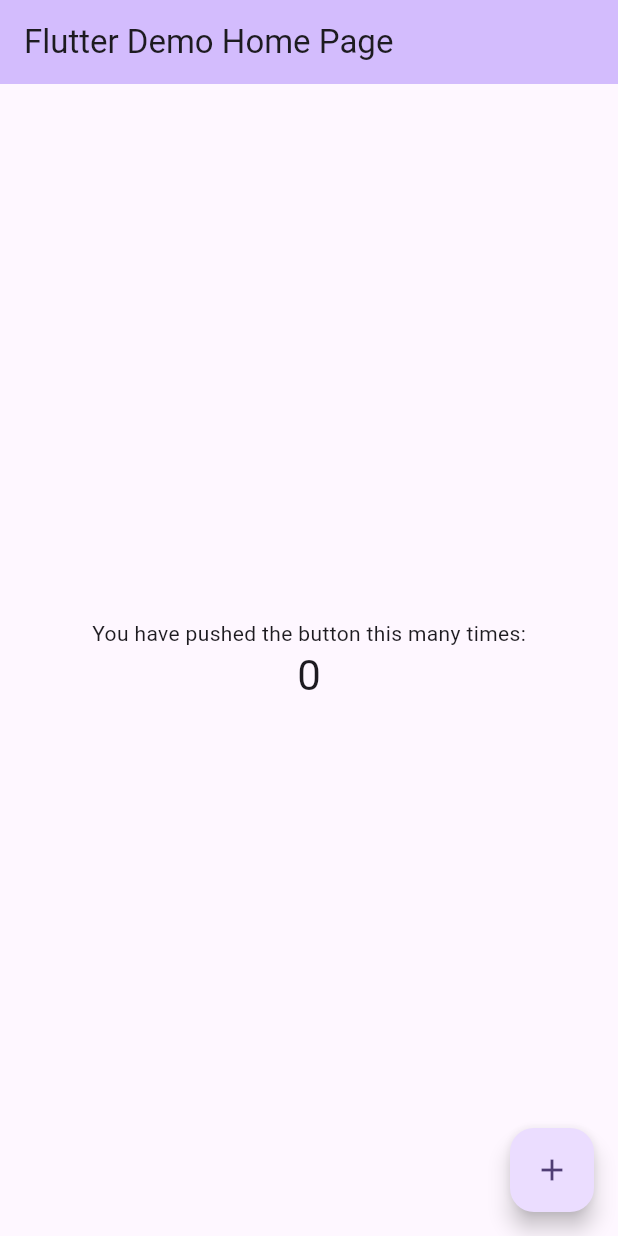
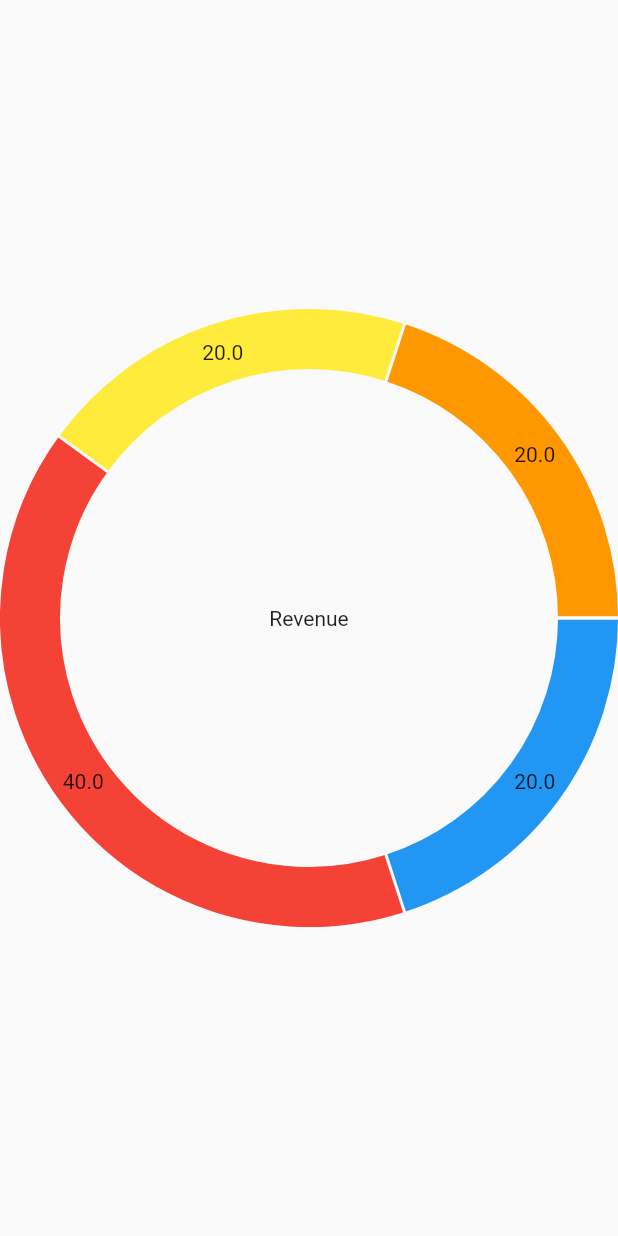
Before and after one commit to dinhunzvi/flutter-charts, a Flutter app: the screen it shows after launch, on a phone screen of 412 x 824 dp. Run offline on Flutter 3.47's test engine with Material 2 defaults, Android fonts, the light colour scheme and no system bars; drawn by our look-alikes of fl_chart.

Commit message:
final commit

```diff
--- a/lib/main.dart
+++ b/lib/main.dart
@@ -1,4 +1,5 @@
 import 'package:flutter/material.dart';
+import 'package:mycharts/pie_chart.dart';
 
 void main() {
   runApp(const MyApp());
@@ -10,116 +11,11 @@ class MyApp extends StatelessWidget {
   // This widget is the root of your application.
   @override
   Widget build(BuildContext context) {
-    return MaterialApp(
-      title: 'Flutter Demo',
-      theme: ThemeData(
-        // This is the theme of your application.
-        //
-        // TRY THIS: Try running your application with "flutter run". You'll see
-        // the application has a blue toolbar. Then, without quitting the app,
-        // try changing the seedColor in the colorScheme below to Colors.green
-        // and then invoke "hot reload" (save your changes or press the "hot
-        // reload" button in a Flutter-supported IDE, or press "r" if you used
-        // the command line to start the app).
-        //
-        // Notice that the counter didn't reset back to zero; the application
-        // state is not lost during the reload. To reset the state, use hot
-        // restart instead.
-        //
-        // This works for code too, not just values: Most code changes can be
-        // tested with just a hot reload.
-        colorScheme: ColorScheme.fromSeed(seedColor: Colors.deepPurple),
-        useMaterial3: true,
+    return const MaterialApp(
+      home: Scaffold(
+        body: MyPieChart(),
       ),
-      home: const MyHomePage(title: 'Flutter Demo Home Page'),
+      debugShowCheckedModeBanner: false,
     );
   }
 }
-
-class MyHomePage extends StatefulWidget {
-  const MyHomePage({super.key, required this.title});
-
-  // This widget is the home page of your application. It is stateful, meaning
-  // that it has a State object (defined below) that contains fields that affect
-  // how it looks.
-
-  // This class is the configuration for the state. It holds the values (in this
-  // case the title) provided by the parent (in this case the App widget) and
-  // used by the build method of the State. Fields in a Widget subclass are
-  // always marked "final".
-
-  final String title;
-
-  @override
-  State<MyHomePage> createState() => _MyHomePageState();
-}
-
-class _MyHomePageState extends State<MyHomePage> {
-  int _counter = 0;
-
-  void _incrementCounter() {
-    setState(() {
-      // This call to setState tells the Flutter framework that something has
-      // changed in this State, which causes it to rerun the build method below
-      // so that the display can reflect the updated values. If we changed
-      // _counter without calling setState(), then the build method would not be
-      // called again, and so nothing would appear to happen.
-      _counter++;
-    });
-  }
-
-  @override
-  Widget build(BuildContext context) {
-    // This method is rerun every time setState is called, for instance as done
-    // by the _incrementCounter method above.
-    //
-    // The Flutter framework has been optimized to make rerunning build methods
-    // fast, so that you can just rebuild anything that needs updating rather
-    // than having to individually change instances of widgets.
-    return Scaffold(
-      appBar: AppBar(
-        // TRY THIS: Try changing the color here to a specific color (to
-        // Colors.amber, perhaps?) and trigger a hot reload to see the AppBar
-        // change color while the other colors stay the same.
-        backgroundColor: Theme.of(context).colorScheme.inversePrimary,
-        // Here we take the value from the MyHomePage object that was created by
-        // the App.build method, and use it to set our appbar title.
-        title: Text(widget.title),
-      ),
-      body: Center(
-        // Center is a layout widget. It takes a single child and positions it
-        // in the middle of the parent.
-        child: Column(
-          // Column is also a layout widget. It takes a list of children and
-          // arranges them vertically. By default, it sizes itself to fit its
-          // children horizontally, and tries to be as tall as its parent.
-          //
-          // Column has various properties to control how it sizes itself and
-          // how it positions its children. Here we use mainAxisAlignment to
-          // center the children vertically; the main axis here is the vertical
-          // axis because Columns are vertical (the cross axis would be
-          // horizontal).
-          //
-          // TRY THIS: Invoke "debug painting" (choose the "Toggle Debug Paint"
-          // action in the IDE, or press "p" in the console), to see the
-          // wireframe for each widget.
-          mainAxisAlignment: MainAxisAlignment.center,
-          children: <Widget>[
-            const Text(
-              'You have pushed the button this many times:',
-            ),
-            Text(
-              '$_counter',
-              style: Theme.of(context).textTheme.headlineMedium,
-            ),
-          ],
-        ),
-      ),
-      floatingActionButton: FloatingActionButton(
-        onPressed: _incrementCounter,
-        tooltip: 'Increment',
-        child: const Icon(Icons.add),
-      ), // This trailing comma makes auto-formatting nicer for build methods.
-    );
-  }
-}
--- /dev/null
+++ b/lib/pie_chart.dart
@@ -0,0 +1,25 @@
+import 'package:fl_chart/fl_chart.dart';
+import 'package:flutter/material.dart';
+
+class MyPieChart extends StatelessWidget {
+  const MyPieChart({super.key});
+
+  @override
+  Widget build(BuildContext context) {
+    return Stack(
+      alignment: Alignment.center,
+      children: [
+        const Text('Revenue'),
+        PieChart(
+            swapAnimationDuration: const Duration(milliseconds: 750),
+            swapAnimationCurve: Curves.easeInOutQuint,
+            PieChartData(sections: [
+              PieChartSectionData(value: 20, color: Colors.blue),
+              PieChartSectionData(value: 40, color: Colors.red),
+              PieChartSectionData(value: 20, color: Colors.yellow),
+              PieChartSectionData(value: 20, color: Colors.orange),
+            ]))
+      ],
+    );
+  }
+}
```
